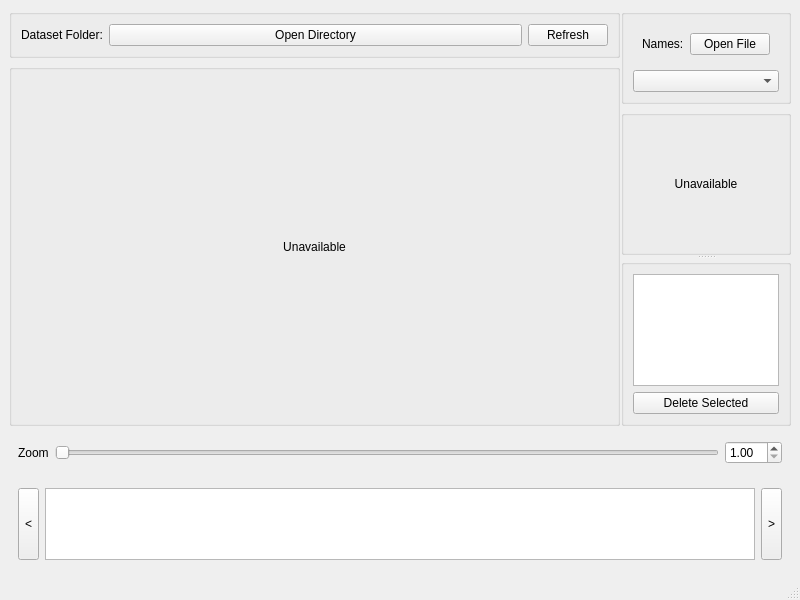
Qt form util/ical_mark/icalmark.ui (jamesljlster/ican_mark) before a commit.
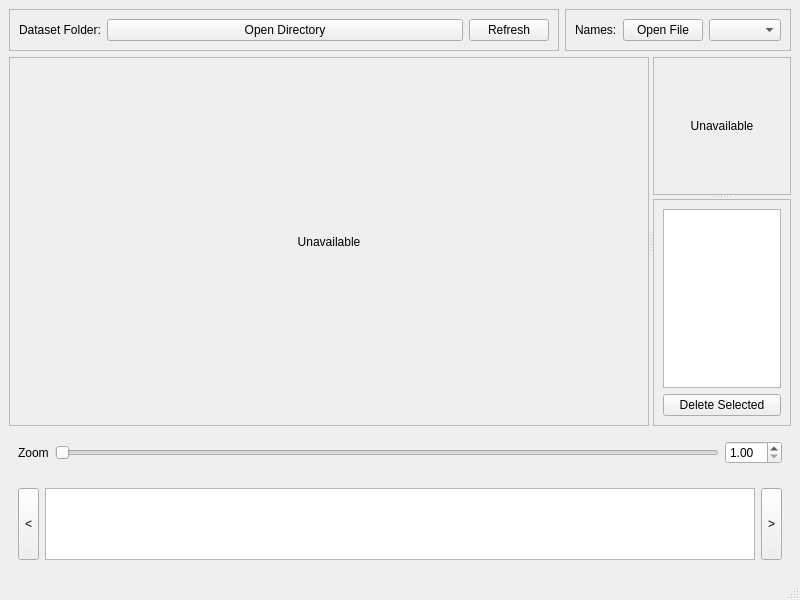
The same form after that commit. Custom widgets are drawn as their Qt base class.

Commit message: Using FrameWidget instead of GroupBox. Tuning slideshow style

```diff
--- a/util/ical_mark/icalmark.ui
+++ b/util/ical_mark/icalmark.ui
@@ -14,50 +14,24 @@
    <string>ICALMark</string>
   </property>
   <widget class="QWidget" name="centralwidget">
-   <layout class="QVBoxLayout" name="verticalLayout_4">
-    <item>
-     <widget class="QSplitter" name="splitter">
-      <property name="sizePolicy">
-       <sizepolicy hsizetype="Expanding" vsizetype="Preferred">
-        <horstretch>0</horstretch>
-        <verstretch>1</verstretch>
-       </sizepolicy>
-      </property>
-      <property name="frameShape">
-       <enum>QFrame::NoFrame</enum>
-      </property>
-      <property name="frameShadow">
-       <enum>QFrame::Plain</enum>
-      </property>
-      <property name="orientation">
-       <enum>Qt::Horizontal</enum>
-      </property>
-      <property name="handleWidth">
-       <number>1</number>
-      </property>
-      <property name="childrenCollapsible">
-       <bool>false</bool>
-      </property>
-      <widget class="QWidget" name="widget_3" native="true">
-       <property name="sizePolicy">
-        <sizepolicy hsizetype="Preferred" vsizetype="Preferred">
-         <horstretch>1</horstretch>
-         <verstretch>0</verstretch>
-        </sizepolicy>
-       </property>
        <layout class="QVBoxLayout" name="verticalLayout_2">
         <item>
-         <widget class="QGroupBox" name="groupBox_2">
+     <layout class="QHBoxLayout" name="horizontalLayout_4">
+      <item>
+       <widget class="QFrame" name="frame">
           <property name="sizePolicy">
            <sizepolicy hsizetype="Preferred" vsizetype="Preferred">
             <horstretch>1</horstretch>
             <verstretch>0</verstretch>
            </sizepolicy>
           </property>
-          <property name="title">
-           <string/>
-          </property>
-          <layout class="QHBoxLayout" name="horizontalLayout_3">
+        <property name="frameShape">
+         <enum>QFrame::StyledPanel</enum>
+        </property>
+        <property name="frameShadow">
+         <enum>QFrame::Raised</enum>
+        </property>
+        <layout class="QHBoxLayout" name="horizontalLayout_5">
            <item>
             <widget class="QLabel" name="label_2">
              <property name="sizePolicy">
@@ -95,9 +69,72 @@
          </widget>
         </item>
         <item>
-         <widget class="QGroupBox" name="groupBox_4">
-          <property name="title">
-           <string/>
+       <widget class="QFrame" name="frame_3">
+        <property name="frameShape">
+         <enum>QFrame::StyledPanel</enum>
+        </property>
+        <property name="frameShadow">
+         <enum>QFrame::Raised</enum>
+        </property>
+        <layout class="QHBoxLayout" name="horizontalLayout_3">
+         <item>
+          <widget class="QLabel" name="label_3">
+           <property name="text">
+            <string>Names:</string>
+           </property>
+          </widget>
+         </item>
+         <item>
+          <widget class="QPushButton" name="nameFile">
+           <property name="sizePolicy">
+            <sizepolicy hsizetype="Minimum" vsizetype="Fixed">
+             <horstretch>1</horstretch>
+             <verstretch>0</verstretch>
+            </sizepolicy>
+           </property>
+           <property name="text">
+            <string>Open File</string>
+           </property>
+          </widget>
+         </item>
+         <item>
+          <widget class="QComboBox" name="nameList">
+           <property name="sizeAdjustPolicy">
+            <enum>QComboBox::AdjustToContents</enum>
+           </property>
+          </widget>
+         </item>
+        </layout>
+       </widget>
+      </item>
+     </layout>
+    </item>
+    <item>
+     <widget class="QSplitter" name="splitter_2">
+      <property name="sizePolicy">
+       <sizepolicy hsizetype="Expanding" vsizetype="Preferred">
+        <horstretch>0</horstretch>
+        <verstretch>1</verstretch>
+       </sizepolicy>
+      </property>
+      <property name="orientation">
+       <enum>Qt::Horizontal</enum>
+      </property>
+      <property name="childrenCollapsible">
+       <bool>false</bool>
+      </property>
+      <widget class="QFrame" name="frame_2">
+       <property name="sizePolicy">
+        <sizepolicy hsizetype="Preferred" vsizetype="Preferred">
+         <horstretch>1</horstretch>
+         <verstretch>0</verstretch>
+        </sizepolicy>
+       </property>
+       <property name="frameShape">
+        <enum>QFrame::StyledPanel</enum>
+       </property>
+       <property name="frameShadow">
+        <enum>QFrame::Raised</enum>
           </property>
           <layout class="QGridLayout" name="gridLayout_3">
            <item row="0" column="0">
@@ -152,57 +189,25 @@
            </item>
           </layout>
          </widget>
-        </item>
-       </layout>
-      </widget>
-      <widget class="QWidget" name="widget_2" native="true">
-       <layout class="QVBoxLayout" name="verticalLayout">
-        <item>
-         <widget class="QGroupBox" name="groupBox_3">
-          <property name="title">
-           <string/>
-          </property>
-          <layout class="QVBoxLayout" name="verticalLayout_3">
-           <item>
-            <widget class="QWidget" name="widget" native="true">
-             <layout class="QHBoxLayout" name="horizontalLayout_4">
-              <item>
-               <widget class="QLabel" name="label_3">
-                <property name="text">
-                 <string>Names:</string>
-                </property>
-               </widget>
-              </item>
-              <item>
-               <widget class="QPushButton" name="nameFile">
-                <property name="sizePolicy">
-                 <sizepolicy hsizetype="Minimum" vsizetype="Fixed">
-                  <horstretch>1</horstretch>
-                  <verstretch>0</verstretch>
-                 </sizepolicy>
-                </property>
-                <property name="text">
-                 <string>Open File</string>
-                </property>
-               </widget>
-              </item>
-             </layout>
-            </widget>
-           </item>
-           <item>
-            <widget class="QComboBox" name="nameList"/>
-           </item>
-          </layout>
-         </widget>
-        </item>
-        <item>
-         <widget class="QSplitter" name="splitter_2">
+      <widget class="QSplitter" name="splitter">
           <property name="orientation">
            <enum>Qt::Vertical</enum>
           </property>
-          <widget class="QGroupBox" name="groupBox_5">
-           <property name="title">
-            <string/>
+       <property name="childrenCollapsible">
+        <bool>false</bool>
+       </property>
+       <widget class="QFrame" name="frame_4">
+        <property name="minimumSize">
+         <size>
+          <width>0</width>
+          <height>0</height>
+         </size>
+        </property>
+        <property name="frameShape">
+         <enum>QFrame::StyledPanel</enum>
+        </property>
+        <property name="frameShadow">
+         <enum>QFrame::Raised</enum>
            </property>
            <layout class="QGridLayout" name="gridLayout_5">
             <item row="0" column="0">
@@ -242,18 +247,21 @@
             </item>
            </layout>
           </widget>
-          <widget class="QGroupBox" name="groupBox">
+       <widget class="QFrame" name="frame_5">
            <property name="sizePolicy">
             <sizepolicy hsizetype="Preferred" vsizetype="Preferred">
              <horstretch>0</horstretch>
              <verstretch>1</verstretch>
             </sizepolicy>
            </property>
-           <property name="title">
-            <string/>
-           </property>
-           <layout class="QGridLayout" name="gridLayout">
-            <item row="1" column="0">
+        <property name="frameShape">
+         <enum>QFrame::StyledPanel</enum>
+        </property>
+        <property name="frameShadow">
+         <enum>QFrame::Raised</enum>
+        </property>
+        <layout class="QVBoxLayout" name="verticalLayout">
+         <item>
              <widget class="QListWidget" name="instList">
               <property name="sizePolicy">
                <sizepolicy hsizetype="Preferred" vsizetype="Preferred">
@@ -272,7 +280,7 @@
               </property>
              </widget>
             </item>
-            <item row="2" column="0">
+         <item>
              <widget class="QPushButton" name="instDel">
               <property name="text">
                <string>Delete Selected</string>
@@ -282,9 +290,6 @@
            </layout>
           </widget>
          </widget>
-        </item>
-       </layout>
-      </widget>
      </widget>
     </item>
     <item>
```
Left out of the diff: 6 changed lines with no effect on the pictures. Lines whose indentation alone changed are shown as unchanged.
